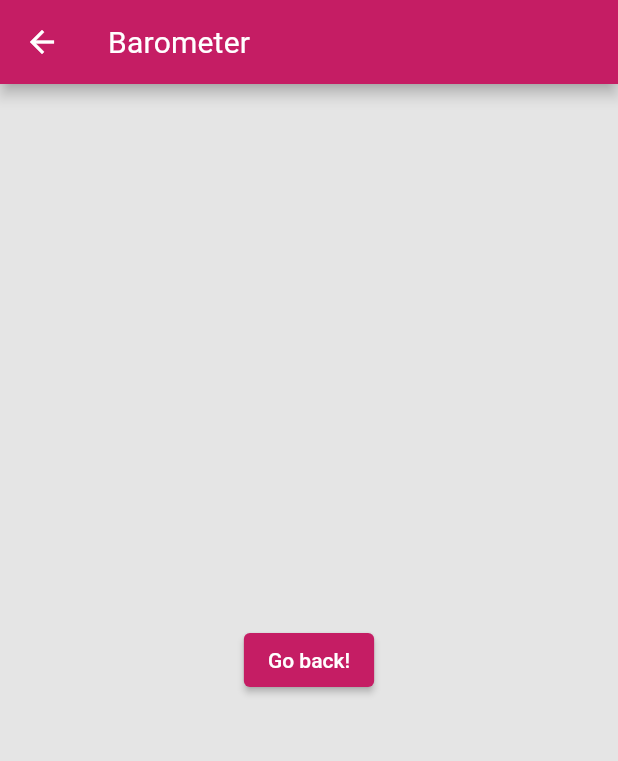
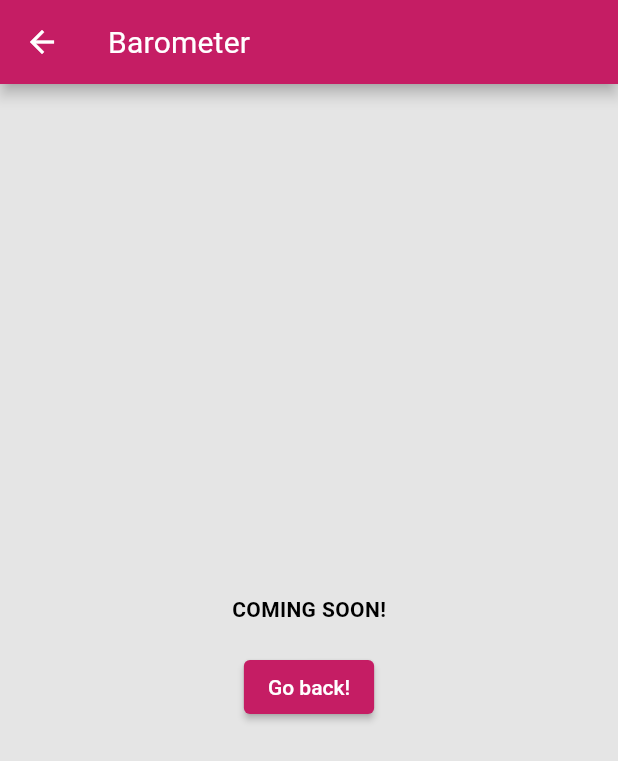
Before and after one commit to hraschan/flutter_sensor_libary_app, a Flutter app: the BarometerRoute screen opened directly, on a phone screen of 412 x 824 dp. Shown: the top 761 px of the screen. Run offline on Flutter 3.47's test engine with Material 2 defaults, Android fonts, the phone set to English and light mode, and no system bars; our stand-ins replace flutter_map, latlong2, weather_icons; missing offline and left inert: sensor_library.

Commit message:
Moved goback to Widget

```diff
--- a/lib/routes/barometer_route.dart
+++ b/lib/routes/barometer_route.dart
@@ -1,4 +1,5 @@
 import 'package:flutter/material.dart';
+import 'package:sensor_libary_test_app/widgets/coming_soon_info_widget.dart';
 
 class BarometerRoute extends StatelessWidget {
   const BarometerRoute({Key? key}) : super(key: key);
@@ -6,17 +7,9 @@ class BarometerRoute extends StatelessWidget {
   @override
   Widget build(BuildContext context) {
     return Scaffold(
-      appBar: AppBar(
-        title: const Text("Barometer"),
-      ),
-      body: Center(
-        child: ElevatedButton(
-          onPressed: () {
-            Navigator.pop(context);
-          },
-          child: const Text('Go back!'),
+        appBar: AppBar(
+          title: const Text("Barometer"),
         ),
-      ),
-    );
+        body: const ComingSoonInfoWidget());
   }
 }
--- /dev/null
+++ b/lib/widgets/coming_soon_info_widget.dart
@@ -0,0 +1,38 @@
+import 'package:flutter/material.dart';
+
+class ComingSoonInfoWidget extends StatefulWidget {
+  const ComingSoonInfoWidget({Key? key}) : super(key: key);
+
+  @override
+  ComingSoonInfoWidgetState createState() => ComingSoonInfoWidgetState();
+}
+
+class ComingSoonInfoWidgetState extends State<ComingSoonInfoWidget> {
+  @override
+  void initState() {
+    super.initState();
+  }
+
+  @override
+  Widget build(BuildContext context) {
+    return Center(
+      child: Column(
+        mainAxisAlignment: MainAxisAlignment.center,
+        crossAxisAlignment: CrossAxisAlignment.center,
+        children: [
+          Text(
+            "Coming soon!".toUpperCase(),
+            style: const TextStyle(fontWeight: FontWeight.bold),
+          ),
+          const SizedBox(height: 20),
+          ElevatedButton(
+            onPressed: () {
+              Navigator.pop(context);
+            },
+            child: const Text('Go back!'),
+          ),
+        ],
+      ),
+    );
+  }
+}
```
Also changed, not shown: lib/routes/ball_in_the_bowl_route.dart (+4 -11 lines), lib/routes/lightsensor_route.dart (+2 -8 lines), lib/routes/proximity_recording_route.dart (+2 -8 lines).
